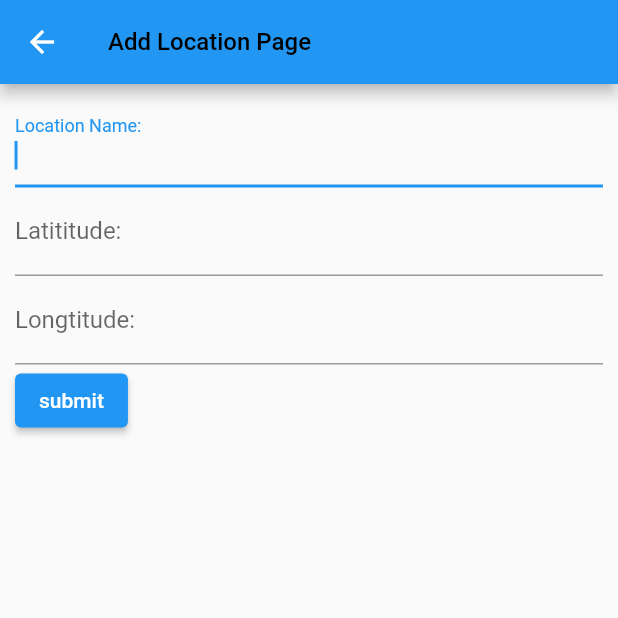
After one commit to popbobkok/Flutter_G1_Project, a Flutter app: the FormScreen screen opened directly, after a tap on "submit", on a phone screen of 412 x 824 dp, the top half of it. The commit adds this screen. Run offline on Flutter 3.47's test engine with Material 2 defaults, Android fonts, the phone set to English and light mode, and no system bars; our stand-ins replace google_maps_flutter, location; missing offline and left inert: flutter_polyline_points.

```diff
--- a/project_g1/lib/providers/location_provider.dart
+++ b/project_g1/lib/providers/location_provider.dart
@@ -27,6 +27,8 @@ class LocationProvider with ChangeNotifier {
   }
 
   void addLocation(Location pinpoint) {
-    location.add(pinpoint);
+    location.insert(0, pinpoint); //แทรกตัวล่าสุดไว้ที่ Array[0]
+    //notify to consumer
+    notifyListeners();
   }
 }
--- /dev/null
+++ b/project_g1/lib/screen/form_screen.dart
@@ -0,0 +1,80 @@
+import 'package:flutter/material.dart';
+import 'package:flutter/src/widgets/framework.dart';
+import 'package:flutter/src/widgets/placeholder.dart';
+import 'package:project_g1/model/Location.dart';
+import 'package:project_g1/providers/location_provider.dart';
+import 'package:provider/provider.dart';
+
+class FormScreen extends StatefulWidget {
+  const FormScreen({super.key});
+
+  @override
+  State<FormScreen> createState() => _FormScreenState();
+}
+
+class _FormScreenState extends State<FormScreen> {
+  //controller
+  final nameController = TextEditingController(); //รับค่าข้อมูล location name
+  final latController = TextEditingController(); //รับค่าข้อมูล lattitude
+  final longController = TextEditingController(); //รับค่าข้อมูล longtitude
+
+  @override
+  Widget build(BuildContext context) {
+    return Scaffold(
+        appBar: AppBar(
+          title: const Text(
+            "Add Location Page",
+            style: TextStyle(color: Colors.black, fontSize: 16),
+          ),
+        ),
+        body: Padding(
+          padding: const EdgeInsets.all(10.0),
+          child: Form(
+            child: Column(
+              crossAxisAlignment: CrossAxisAlignment.start,
+              children: [
+                TextFormField(
+                  decoration: new InputDecoration(labelText: "Location Name: "),
+                  autofocus: true,
+                  controller: nameController, //เก็บค่าใน controller
+                ),
+                TextFormField(
+                  decoration: new InputDecoration(labelText: "Latititude: "),
+                  keyboardType: TextInputType.number,
+                  controller: latController,
+                ),
+                TextFormField(
+                  decoration: new InputDecoration(labelText: "Longtitude: "),
+                  keyboardType: TextInputType.number,
+                  controller: longController,
+                ),
+                ElevatedButton(
+                  child: Text("submit"),
+                  onPressed: () {
+                    var name = nameController.text;
+                    var lat = latController.text;
+                    var long = longController.text;
+                    print(name);
+                    print(lat);
+                    print(long);
+
+                    //prepare data
+                    Location locate = Location(
+                      locationname: name,
+                      lattitude: double.parse(lat),
+                      longtitude: double.parse(lat),
+                    );
+
+                    //call location provider
+                    var provider =
+                        Provider.of<LocationProvider>(context, listen: false);
+                    provider.addLocation(locate);
+                    Navigator.pop(context);
+                  },
+                ),
+              ],
+            ),
+          ),
+        ));
+  }
+}
--- a/project_g1/lib/screen/home_screen.dart
+++ b/project_g1/lib/screen/home_screen.dart
@@ -2,6 +2,7 @@ import 'package:flutter/src/widgets/framework.dart';
 import 'package:flutter/src/widgets/placeholder.dart';
 import 'package:flutter/material.dart';
 import 'package:project_g1/providers/location_provider.dart';
+import 'package:project_g1/screen/form_screen.dart';
 import 'tracking_page2.dart';
 import 'package:provider/provider.dart';
 import 'package:project_g1/model/Location.dart';
@@ -34,6 +35,16 @@ class _MyHomePageState extends State<MyHomePage> {
     return Scaffold(
         appBar: AppBar(
           title: Text("HomePage"),
+          actions: [
+            IconButton(
+              icon: Icon(Icons.add),
+              onPressed: () {
+                Navigator.push(context, MaterialPageRoute(builder: (context) {
+                  return FormScreen();
+                }));
+              },
+            )
+          ],
         ),
         body: Consumer(builder: (context, LocationProvider provider, child) {
           return ListView.builder(
@@ -72,8 +83,8 @@ class _MyHomePageState extends State<MyHomePage> {
                     },
                     leading: CircleAvatar(
                         child: FittedBox(
-                      child: Text("POINT"),
-                    )),
+                            //child: Text("POINT"),
+                            )),
                     title: Text(data.locationname),
                     subtitle: Text("LAT: " +
                         data.lattitude.toString() +
```
